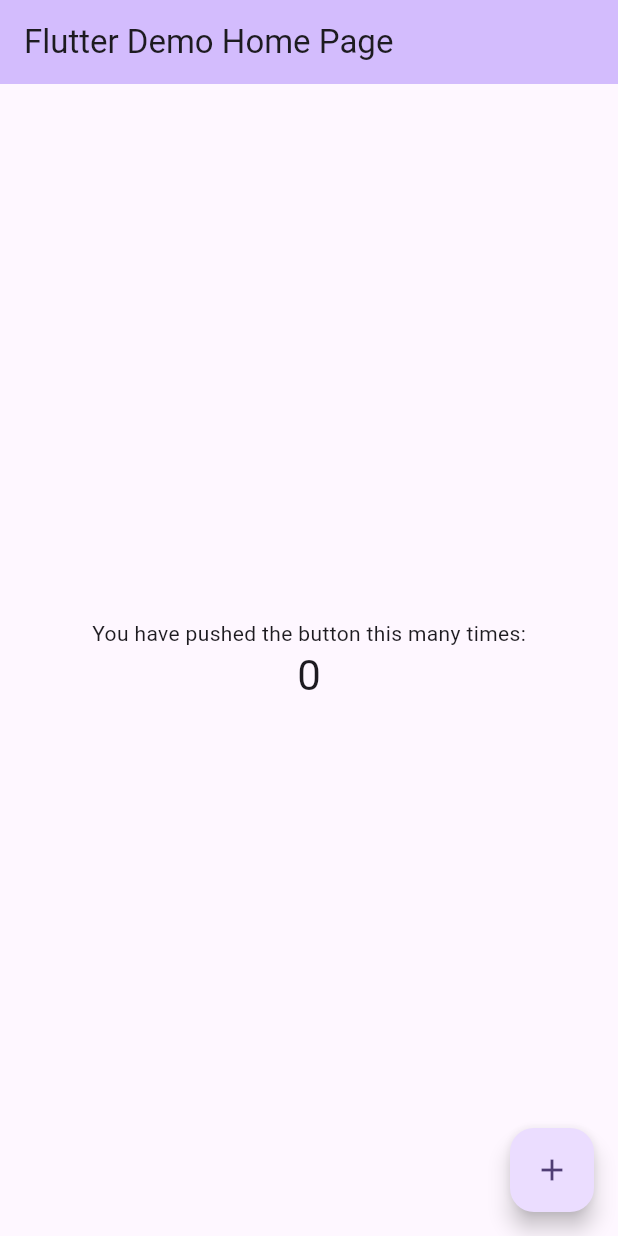
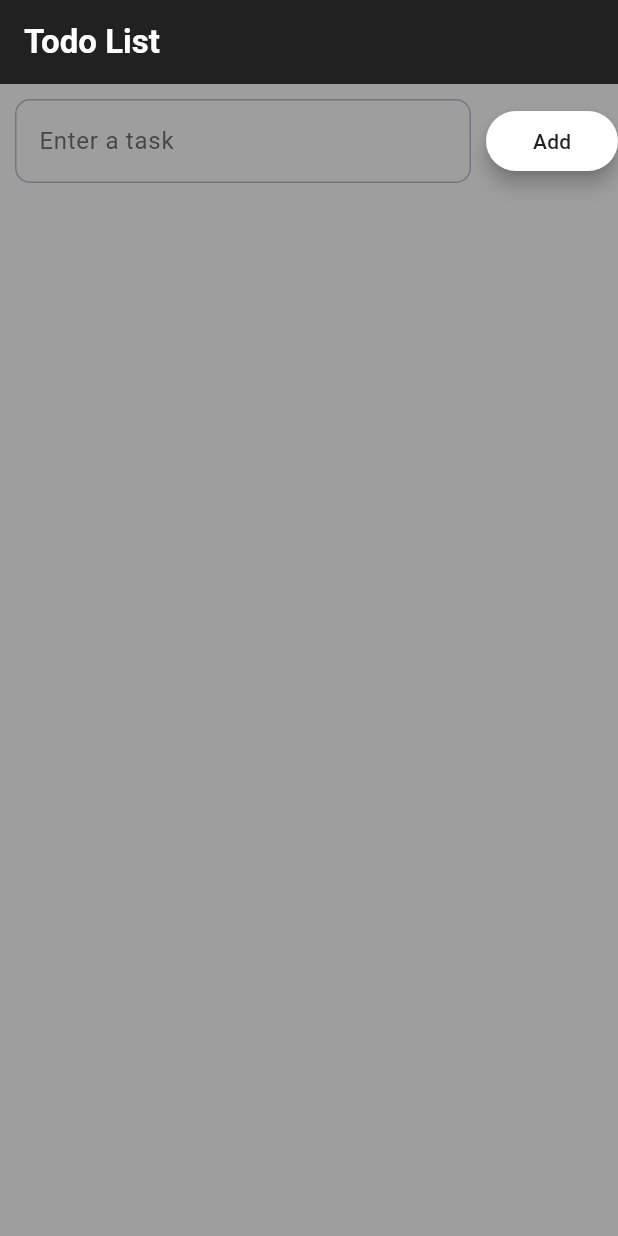
Before and after one commit to ramlanrinos/todo-with-flutter, a Flutter app: the screen it shows after launch, on a phone screen of 412 x 824 dp. Run offline on Flutter 3.47's test engine with Material 3 defaults, Android fonts, the phone set to English and light mode, and no system bars.

Commit message:
Todo app created

```diff
--- a/lib/main.dart
+++ b/lib/main.dart
@@ -1,122 +1,112 @@
 import 'package:flutter/material.dart';
 
 void main() {
-  runApp(const MyApp());
+  runApp(const MainApp());
 }
 
-class MyApp extends StatelessWidget {
-  const MyApp({super.key});
+class MainApp extends StatefulWidget {
+  const MainApp({super.key});
 
-  // This widget is the root of your application.
+  @override
+  State<MainApp> createState() => _MainAppState();
+}
+
+class _MainAppState extends State<MainApp> {
+  String displayText = "Hello";
+  List<String> taskList = [];
+
+  TextEditingController textController = TextEditingController();
+
   @override
   Widget build(BuildContext context) {
     return MaterialApp(
-      title: 'Flutter Demo',
-      theme: ThemeData(
-        // This is the theme of your application.
-        //
-        // TRY THIS: Try running your application with "flutter run". You'll see
-        // the application has a purple toolbar. Then, without quitting the app,
-        // try changing the seedColor in the colorScheme below to Colors.green
-        // and then invoke "hot reload" (save your changes or press the "hot
-        // reload" button in a Flutter-supported IDE, or press "r" if you used
-        // the command line to start the app).
-        //
-        // Notice that the counter didn't reset back to zero; the application
-        // state is not lost during the reload. To reset the state, use hot
-        // restart instead.
-        //
-        // This works for code too, not just values: Most code changes can be
-        // tested with just a hot reload.
-        colorScheme: ColorScheme.fromSeed(seedColor: Colors.deepPurple),
+      home: Scaffold(
+        appBar: AppBar(
+          title: Text(
+            "Todo List",
+            style: TextStyle(color: Colors.white, fontWeight: FontWeight.bold),
           ),
-      home: const MyHomePage(title: 'Flutter Demo Home Page'),
+          backgroundColor: Colors.black87,
+        ),
+        body: Container(
+          color: Colors.grey,
+          child: Column(
+            children: [
+              Row(
+                mainAxisAlignment: MainAxisAlignment.spaceEvenly,
+                children: [
+                  Expanded(
+                    child: Container(
+                      padding: EdgeInsets.all(10),
+                      child: TextField(
+                        controller: textController,
+                        decoration: InputDecoration(
+                          label: Text(
+                            "Enter a task",
+                            // style: TextStyle(color: Colors.blueGrey),
+                          ),
+                          border: OutlineInputBorder(
+                            borderRadius: BorderRadius.circular(10),
+                            borderSide: BorderSide(color: Colors.black),
+                          ),
+                        ),
+                      ),
+                    ),
+                  ),
+                  // SizedBox(width: 10),
+                  MaterialButton(
+                    padding: EdgeInsets.all(10),
+                    color: Colors.white,
+                    height: 40,
+                    elevation: 5,
+                    shape: RoundedRectangleBorder(
+                      borderRadius: BorderRadius.circular(20),
+                    ),
+                    onPressed: () {
+                      setState(() {
+                        displayText = textController.text;
+                        taskList.add(displayText);
+                        textController.clear();
+                        FocusScope.of(context).unfocus();
+                        // print(taskList);
+                      });
+                    },
+                    child: Text("Add"),
+                  ),
+                ],
+              ),
+              Flexible(
+                child: ListView.builder(
+                  itemCount: taskList.length,
+                  itemBuilder: (context, index) {
+                    return Container(
+                      padding: EdgeInsets.all(10),
+                      child: Row(
+                        children: [
+                          Expanded(
+                            child: Text(
+                              taskList[index],
+                              style: TextStyle(fontSize: 18),
+                            ),
+                          ),
+                          MaterialButton(
+                            onPressed: () {
+                              setState(() {
+                                taskList.removeAt(index);
+                              });
+                            },
+                            child: Icon(Icons.delete, color: Colors.red),
+                          ),
+                        ],
+                      ),
                     );
-  }
-}
-
-class MyHomePage extends StatefulWidget {
-  const MyHomePage({super.key, required this.title});
-
-  // This widget is the home page of your application. It is stateful, meaning
-  // that it has a State object (defined below) that contains fields that affect
-  // how it looks.
-
-  // This class is the configuration for the state. It holds the values (in this
-  // case the title) provided by the parent (in this case the App widget) and
-  // used by the build method of the State. Fields in a Widget subclass are
-  // always marked "final".
-
-  final String title;
-
-  @override
-  State<MyHomePage> createState() => _MyHomePageState();
-}
-
-class _MyHomePageState extends State<MyHomePage> {
-  int _counter = 0;
-
-  void _incrementCounter() {
-    setState(() {
-      // This call to setState tells the Flutter framework that something has
-      // changed in this State, which causes it to rerun the build method below
-      // so that the display can reflect the updated values. If we changed
-      // _counter without calling setState(), then the build method would not be
-      // called again, and so nothing would appear to happen.
-      _counter++;
-    });
-  }
-
-  @override
-  Widget build(BuildContext context) {
-    // This method is rerun every time setState is called, for instance as done
-    // by the _incrementCounter method above.
-    //
-    // The Flutter framework has been optimized to make rerunning build methods
-    // fast, so that you can just rebuild anything that needs updating rather
-    // than having to individually change instances of widgets.
-    return Scaffold(
-      appBar: AppBar(
-        // TRY THIS: Try changing the color here to a specific color (to
-        // Colors.amber, perhaps?) and trigger a hot reload to see the AppBar
-        // change color while the other colors stay the same.
-        backgroundColor: Theme.of(context).colorScheme.inversePrimary,
-        // Here we take the value from the MyHomePage object that was created by
-        // the App.build method, and use it to set our appbar title.
-        title: Text(widget.title),
+                  },
                 ),
-      body: Center(
-        // Center is a layout widget. It takes a single child and positions it
-        // in the middle of the parent.
-        child: Column(
-          // Column is also a layout widget. It takes a list of children and
-          // arranges them vertically. By default, it sizes itself to fit its
-          // children horizontally, and tries to be as tall as its parent.
-          //
-          // Column has various properties to control how it sizes itself and
-          // how it positions its children. Here we use mainAxisAlignment to
-          // center the children vertically; the main axis here is the vertical
-          // axis because Columns are vertical (the cross axis would be
-          // horizontal).
-          //
-          // TRY THIS: Invoke "debug painting" (choose the "Toggle Debug Paint"
-          // action in the IDE, or press "p" in the console), to see the
-          // wireframe for each widget.
-          mainAxisAlignment: MainAxisAlignment.center,
-          children: <Widget>[
-            const Text('You have pushed the button this many times:'),
-            Text(
-              '$_counter',
-              style: Theme.of(context).textTheme.headlineMedium,
               ),
             ],
           ),
         ),
-      floatingActionButton: FloatingActionButton(
-        onPressed: _incrementCounter,
-        tooltip: 'Increment',
-        child: const Icon(Icons.add),
-      ), // This trailing comma makes auto-formatting nicer for build methods.
+      ),
     );
   }
 }
```
Lines whose indentation alone changed are shown as unchanged.
